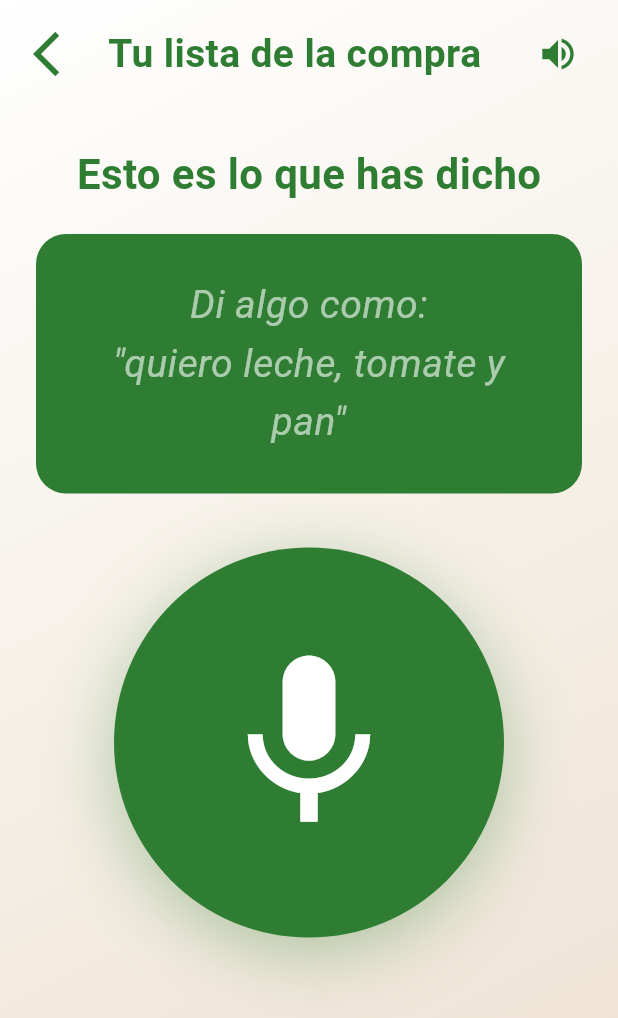
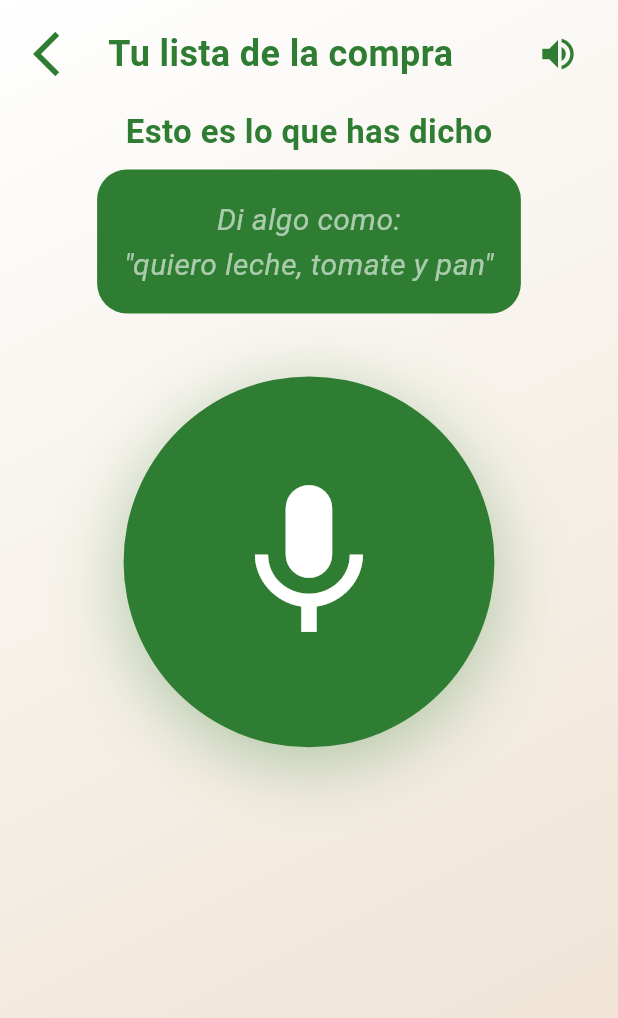
Before and after one commit to ivilbla1/MercaCoders, a Flutter app: the screen it shows after launch, after a tap on the "mic" icon, on a phone screen of 412 x 824 dp. Shown: the top 1018 px of the screen. Run offline on Flutter 3.47's test engine with Material 3 defaults, Android fonts, the phone set to English and light mode, and no system bars; our stand-ins replace flutter_tts, speech_to_text; missing offline and left inert: mobile_scanner.

Commit message:
UI adaptativa a cualquier resolucion de pantalla con MediaQuery

```diff
--- a/frontend/lib/screens/home_screen.dart
+++ b/frontend/lib/screens/home_screen.dart
@@ -47,6 +47,9 @@ class _HomeScreenState extends State<HomeScreen> {
 
   @override
   Widget build(BuildContext context) {
+    final h = MediaQuery.of(context).size.height;
+    final microSize = h * 0.35;
+
     return Scaffold(
       body: Container(
         decoration: const BoxDecoration(
@@ -88,31 +91,30 @@ class _HomeScreenState extends State<HomeScreen> {
               ),
 
               // ── LOGO ─────────────────────────────────────────
-              const SizedBox(height: 8),
-              Image.asset(
-                'assets/mercaVision.jpg',
-                height: 220,
-                fit: BoxFit.contain,
-                errorBuilder: (_, __, ___) => const Icon(
-                  Icons.storefront,
-                  size: 120,
-                  color: _verde,
+              Expanded(
+                flex: 3,
+                child: Image.asset(
+                  'assets/mercaVision.jpg',
+                  fit: BoxFit.contain,
+                  errorBuilder: (_, __, ___) => const Icon(
+                    Icons.storefront, size: 120, color: _verde,
+                  ),
                 ),
               ),
 
               // ── TEXTO ────────────────────────────────────────
-              const SizedBox(height: 8),
               const Text(
                 'Comenzar compra',
                 textAlign: TextAlign.center,
                 style: TextStyle(
-                  fontSize: 34,
+                  fontSize: 28,
                   fontWeight: FontWeight.w700,
                   color: _verde,
                   letterSpacing: 0.5,
                 ),
               ),
-              const SizedBox(height: 16),
+
+              const SizedBox(height: 32),
 
               // ── BOTÓN MICRÓFONO ──────────────────────────────
               GestureDetector(
@@ -121,8 +123,8 @@ class _HomeScreenState extends State<HomeScreen> {
                   Navigator.pushNamed(context, '/listening');
                 },
                 child: Container(
-                  width: 280,
-                  height: 280,
+                  width: microSize,
+                  height: microSize,
                   decoration: BoxDecoration(
                     color: _verde,
                     shape: BoxShape.circle,
@@ -134,9 +136,9 @@ class _HomeScreenState extends State<HomeScreen> {
                       ),
                     ],
                   ),
-                  child: const Icon(
+                  child: Icon(
                     Icons.mic,
-                    size: 140,
+                    size: microSize * 0.5,
                     color: Colors.white,
                   ),
                 ),
@@ -146,16 +148,16 @@ class _HomeScreenState extends State<HomeScreen> {
 
               // ── BOTÓN REPETIR INSTRUCCIONES ──────────────────
               Padding(
-                padding: const EdgeInsets.only(bottom: 24, left: 24, right: 24),
+                padding: const EdgeInsets.only(bottom: 16, left: 24, right: 24),
                 child: SizedBox(
                   width: double.infinity,
                   child: ElevatedButton.icon(
                     onPressed: _anunciarPantalla,
-                    icon: const Icon(Icons.volume_up, size: 32, color: Colors.white),
+                    icon: const Icon(Icons.volume_up, size: 28, color: Colors.white),
                     label: const Text(
                       'Repetir instrucciones',
                       style: TextStyle(
-                        fontSize: 22,
+                        fontSize: 20,
                         fontWeight: FontWeight.w700,
                         color: Colors.white,
                       ),
@@ -163,7 +165,7 @@ class _HomeScreenState extends State<HomeScreen> {
                     style: ElevatedButton.styleFrom(
                       backgroundColor: _verde,
                       foregroundColor: Colors.white,
-                      padding: const EdgeInsets.symmetric(vertical: 22),
+                      padding: const EdgeInsets.symmetric(vertical: 18),
                       shape: RoundedRectangleBorder(
                         borderRadius: BorderRadius.circular(16),
                       ),
@@ -204,12 +206,12 @@ class _BotonAccesible extends StatelessWidget {
         child: Column(
           mainAxisSize: MainAxisSize.min,
           children: [
-            Icon(icono, size: 40, color: Colors.white),
+            Icon(icono, size: 36, color: Colors.white),
             const SizedBox(height: 4),
             Text(
               etiqueta,
               style: const TextStyle(
-                fontSize: 15,
+                fontSize: 14,
                 color: Colors.white,
                 fontWeight: FontWeight.w600,
               ),
--- a/frontend/lib/screens/listening_screen.dart
+++ b/frontend/lib/screens/listening_screen.dart
@@ -34,10 +34,7 @@ class _ListeningScreenState extends State<ListeningScreen>
       CurvedAnimation(parent: _animController, curve: Curves.easeInOut),
     );
     _configurarTts();
-    Future.delayed(
-      const Duration(milliseconds: 600),
-      _anunciarPantalla,
-    );
+    Future.delayed(const Duration(milliseconds: 600), _anunciarPantalla);
   }
 
   Future<void> _configurarTts() async {
@@ -68,9 +65,7 @@ class _ListeningScreenState extends State<ListeningScreen>
           _escuchando = false;
         });
         _animController.stop();
-        _tts.speak(
-          'Has dicho: $texto. Pulsa Confirmar lista para continuar.',
-        );
+        _tts.speak('Has dicho: $texto. Pulsa Confirmar lista para continuar.');
       },
     );
   }
@@ -84,32 +79,20 @@ class _ListeningScreenState extends State<ListeningScreen>
 
   Future<void> _confirmar() async {
     if (_textoDetectado.isEmpty) return;
-
     setState(() => _procesando = true);
     await _tts.speak('Buscando tus productos en la tienda.');
-
     final resultado = await _productService.procesarListaVoz(_textoDetectado);
-
     if (!mounted) return;
     setState(() => _procesando = false);
-
     if (resultado.productosEncontrados.isEmpty) {
-      await _tts.speak(
-        'No he encontrado ningún producto. Por favor, vuelve a dictar tu lista.',
-      );
+      await _tts.speak('No he encontrado ningún producto. Por favor, vuelve a dictar tu lista.');
       return;
     }
-
     await _tts.speak(resultado.mensajeVoz);
-
-    Navigator.pushNamed(
-      context,
-      '/scan',
-      arguments: {
+    Navigator.pushNamed(context, '/scan', arguments: {
       'productos': resultado.productosEncontrados.map((p) => p.nombre).toList(),
       'productosDetalle': resultado.productosEncontrados,
-      },
-    );
+    });
   }
 
   @override
@@ -122,6 +105,9 @@ class _ListeningScreenState extends State<ListeningScreen>
 
   @override
   Widget build(BuildContext context) {
+    final h = MediaQuery.of(context).size.height;
+    final microSize = h * 0.30;
+
     return Scaffold(
       body: Container(
         decoration: const BoxDecoration(
@@ -139,15 +125,13 @@ class _ListeningScreenState extends State<ListeningScreen>
           child: Column(
             children: [
 
+              // ── BARRA SUPERIOR ──────────────────────────────
               Padding(
                 padding: const EdgeInsets.symmetric(horizontal: 16, vertical: 12),
                 child: Row(
                   children: [
                     IconButton(
-                      onPressed: () {
-                        _tts.stop();
-                        Navigator.pop(context);
-                      },
+                      onPressed: () { _tts.stop(); Navigator.pop(context); },
                       icon: const Icon(Icons.arrow_back_ios),
                       iconSize: 36,
                       color: _verde,
@@ -159,7 +143,7 @@ class _ListeningScreenState extends State<ListeningScreen>
                       child: Text(
                         'Tu lista de la compra',
                         style: TextStyle(
-                          fontSize: 26,
+                          fontSize: 24,
                           fontWeight: FontWeight.w600,
                           color: _verde,
                         ),
@@ -177,23 +161,23 @@ class _ListeningScreenState extends State<ListeningScreen>
                 ),
               ),
 
-              const SizedBox(height: 24),
-
+              // ── ESTADO ─────────────────────────────────────
               Text(
                 _escuchando ? 'Escuchando...' : 'Esto es lo que has dicho',
                 style: TextStyle(
-                  fontSize: 28,
+                  fontSize: 22,
                   fontWeight: FontWeight.w600,
                   color: _escuchando ? Colors.redAccent : _verde,
                 ),
               ),
 
-              const SizedBox(height: 20),
+              const SizedBox(height: 10),
 
+              // ── RECUADRO TEXTO ──────────────────────────────
               Container(
                 margin: const EdgeInsets.symmetric(horizontal: 24),
-                padding: const EdgeInsets.all(28),
-                constraints: const BoxConstraints(minHeight: 130),
+                padding: const EdgeInsets.all(18),
+                constraints: const BoxConstraints(minHeight: 90),
                 decoration: BoxDecoration(
                   color: _verde,
                   borderRadius: BorderRadius.circular(20),
@@ -203,37 +187,31 @@ class _ListeningScreenState extends State<ListeningScreen>
                       ? 'Di algo como:\n"quiero leche, tomate y pan"'
                       : '"$_textoDetectado"',
                   style: TextStyle(
-                    fontSize: 26,
-                    color: _textoDetectado.isEmpty
-                        ? Colors.white60
-                        : Colors.white,
-                    fontStyle: _textoDetectado.isEmpty
-                        ? FontStyle.italic
-                        : FontStyle.normal,
+                    fontSize: 20,
+                    color: _textoDetectado.isEmpty ? Colors.white60 : Colors.white,
+                    fontStyle: _textoDetectado.isEmpty ? FontStyle.italic : FontStyle.normal,
                     height: 1.5,
                   ),
                   textAlign: TextAlign.center,
                 ),
               ),
 
-              const SizedBox(height: 36),
+              const SizedBox(height: 42),
 
+              // ── BOTÓN MICRÓFONO ──────────────────────────────
               ScaleTransition(
-                scale: _escuchando
-                    ? _animScale
-                    : const AlwaysStoppedAnimation(1.0),
+                scale: _escuchando ? _animScale : const AlwaysStoppedAnimation(1.0),
                 child: GestureDetector(
                   onTap: _escuchando ? _parar : _iniciarEscucha,
                   child: Container(
-                    width: 260,
-                    height: 260,
+                    width: microSize,
+                    height: microSize,
                     decoration: BoxDecoration(
                       color: _escuchando ? Colors.redAccent : _verde,
                       shape: BoxShape.circle,
                       boxShadow: [
                         BoxShadow(
-                          color: (_escuchando ? Colors.redAccent : _verde)
-                              .withOpacity(0.35),
+                          color: (_escuchando ? Colors.redAccent : _verde).withOpacity(0.35),
                           blurRadius: 40,
                           offset: const Offset(0, 10),
                         ),
@@ -241,34 +219,35 @@ class _ListeningScreenState extends State<ListeningScreen>
                     ),
                     child: Icon(
                       _escuchando ? Icons.stop : Icons.mic,
-                      size: 140,
+                      size: microSize * 0.5,
                       color: Colors.white,
                     ),
                   ),
                 ),
               ),
 
-              const SizedBox(height: 36),
+              const Spacer(),
 
+              // ── INDICADOR DE CARGA ───────────────────────────
               if (_procesando)
-                const Column(
+                const Padding(
+                  padding: EdgeInsets.only(bottom: 12),
+                  child: Column(
                     children: [
                       CircularProgressIndicator(color: _verde),
-                    SizedBox(height: 12),
+                      SizedBox(height: 8),
                       Text(
                         'Buscando productos...',
-                      style: TextStyle(
-                        fontSize: 18,
-                        color: _verde,
-                        fontWeight: FontWeight.w500,
-                      ),
+                        style: TextStyle(fontSize: 18, color: _verde, fontWeight: FontWeight.w500),
                       ),
                     ],
                   ),
+                ),
 
+              // ── BOTÓN CONFIRMAR ──────────────────────────────
               if (!_escuchando && !_procesando && _textoDetectado.isNotEmpty)
                 Padding(
-                  padding: const EdgeInsets.symmetric(horizontal: 24),
+                  padding: const EdgeInsets.only(left: 24, right: 24, bottom: 16),
                   child: SizedBox(
                     width: double.infinity,
                     child: ElevatedButton(
@@ -276,23 +255,18 @@ class _ListeningScreenState extends State<ListeningScreen>
                       style: ElevatedButton.styleFrom(
                         backgroundColor: _verde,
                         foregroundColor: Colors.white,
-                        padding: const EdgeInsets.symmetric(vertical: 32),
+                        padding: const EdgeInsets.symmetric(vertical: 22),
                         shape: RoundedRectangleBorder(
                           borderRadius: BorderRadius.circular(16),
                         ),
                       ),
                       child: const Text(
                         'Confirmar lista',
-                        style: TextStyle(
-                          fontSize: 28,
-                          fontWeight: FontWeight.w600,
+                        style: TextStyle(fontSize: 24, fontWeight: FontWeight.w600),
                       ),
                     ),
                   ),
                 ),
-                ),
-
-              const Spacer(),
             ],
           ),
         ),
```
Also changed, not shown: frontend/lib/screens/profile_screen.dart (+20 -18 lines). Lines whose indentation alone changed are shown as unchanged.
